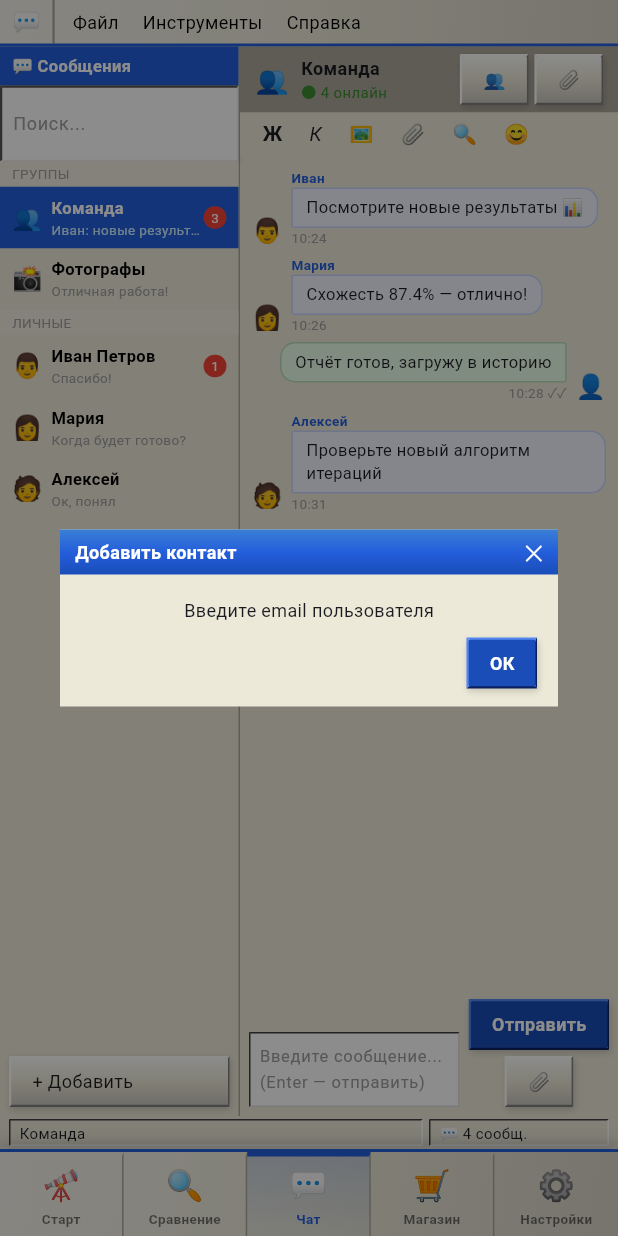
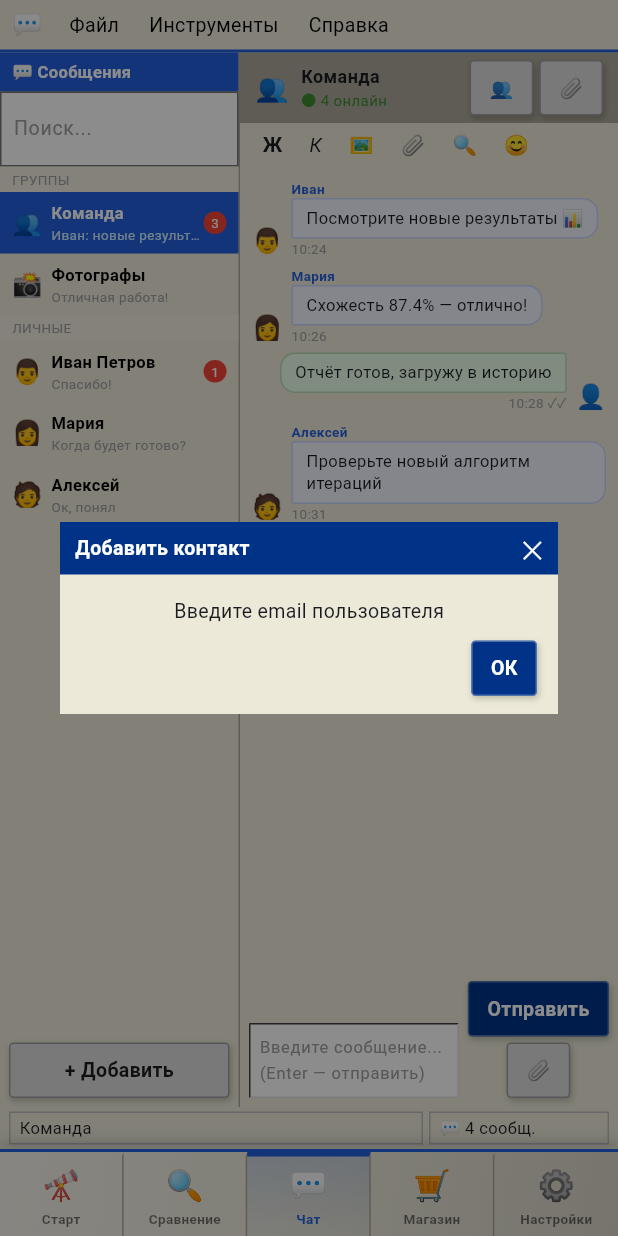
Before and after one commit to ppvesna/foto-compare, a Flutter app: the screen it shows after launch, item 3 of the bottom bar chosen, after a tap on "+ Добавить", on a phone screen of 412 x 824 dp. Run offline on Flutter 3.47's test engine with Material 3 defaults, Android fonts, the phone set to English and light mode, and no system bars; our stand-ins replace image_picker, sqflite, supabase_flutter; accounts and stored records are empty.

Commit message:
Simplify XpBtn to bare minimum — solid color + plain Text
No more gradients/RichText/shadows complexity. Primary=#003388,
danger=#880000, normal=#DDDDDD. Text 13px directly in Container.
Should be visible on any device.

https://claude.ai/code/session_01SYdGBKvBkUENM7TUXVJdMv

```diff
--- a/lib/widgets/xp_widgets.dart
+++ b/lib/widgets/xp_widgets.dart
@@ -22,43 +22,49 @@ class XpBtn extends StatelessWidget {
 
   @override
   Widget build(BuildContext context) {
-    // Solid colours for primary/danger — gradients caused invisible text on some devices
-    final Color bgColor = danger
-        ? const Color(0xFFB01010)
+    final Color bg = danger
+        ? const Color(0xFF880000)
         : primary
-            ? const Color(0xFF1A4DB8)
-            : Colors.transparent;
+            ? const Color(0xFF003388)
+            : const Color(0xFFDDDDDD);
+    final Color fg =
+        (primary || danger) ? Colors.white : Colors.black87;
 
     return GestureDetector(
       onTap: onPressed,
       child: Container(
         width: width,
-        padding: const EdgeInsets.symmetric(horizontal: 14, vertical: 7),
+        padding:
+            const EdgeInsets.symmetric(horizontal: 12, vertical: 8),
         decoration: BoxDecoration(
-          color: (primary || danger) ? bgColor : null,
-          gradient: (primary || danger) ? null : AppTheme.btnGrad,
+          color: bg,
           borderRadius: BorderRadius.circular(3),
-          boxShadow: onPressed != null ? AppTheme.shadowSubtle : null,
-          border: Border(
-            top:    BorderSide(color: (primary||danger) ? const Color(0xFF5588EE) : AppTheme.silverLight, width: 1.5),
-            left:   BorderSide(color: (primary||danger) ? const Color(0xFF5588EE) : AppTheme.silverLight, width: 1.5),
-            right:  BorderSide(color: (primary||danger) ? const Color(0xFF0A2060) : AppTheme.border),
-            bottom: BorderSide(color: (primary||danger) ? const Color(0xFF0A2060) : AppTheme.border, width: 1.5),
-          ),
+          border: Border.all(
+              color: (primary || danger)
+                  ? Colors.white30
+                  : Colors.grey.shade500),
+          boxShadow: const [
+            BoxShadow(
+                color: Color(0x33000000),
+                blurRadius: 3,
+                offset: Offset(1, 2)),
+          ],
         ),
         child: Row(
           mainAxisSize: MainAxisSize.min,
+          mainAxisAlignment: MainAxisAlignment.center,
           children: [
             if (icon != null) ...[
-              Icon(icon, size: 14, color: (primary || danger) ? Colors.white : Colors.black87),
-              const SizedBox(width: 4),
+              Icon(icon, size: 15, color: fg),
+              const SizedBox(width: 5),
             ],
             Text(
               label,
               style: TextStyle(
-                fontSize: 12,
-                color: (primary || danger) ? Colors.white : Colors.black87,
-                fontWeight: primary ? FontWeight.bold : FontWeight.normal,
+                color: fg,
+                fontSize: 13,
+                fontWeight: FontWeight.w600,
+                decoration: TextDecoration.none,
               ),
             ),
           ],
@@ -90,26 +96,26 @@ class XpInput extends StatelessWidget {
     return Container(
       decoration: BoxDecoration(
         color: Colors.white,
+        border: Border.all(color: Colors.grey.shade600),
         boxShadow: const [
-          BoxShadow(color: Color(0x18000000), blurRadius: 2, offset: Offset(1, 1)),
+          BoxShadow(
+              color: Color(0x18000000),
+              blurRadius: 2,
+              offset: Offset(1, 1)),
         ],
-        border: const Border(
-          top:    BorderSide(color: Color(0xFF555555), width: 1.5),
-          left:   BorderSide(color: Color(0xFF555555), width: 1.5),
-          right:  BorderSide(color: Color(0xFFEEEEEE)),
-          bottom: BorderSide(color: Color(0xFFEEEEEE)),
-        ),
       ),
       child: TextField(
         controller: controller,
         obscureText: obscure,
         keyboardType: keyboardType,
         onChanged: onChanged,
-        style: const TextStyle(fontSize: 12),
+        style: const TextStyle(fontSize: 13, color: Colors.black),
         decoration: InputDecoration(
           hintText: placeholder,
-          hintStyle: const TextStyle(fontSize: 12, color: Colors.grey),
-          contentPadding: const EdgeInsets.symmetric(horizontal: 7, vertical: 5),
+          hintStyle:
+              const TextStyle(fontSize: 13, color: Colors.grey),
+          contentPadding:
+              const EdgeInsets.symmetric(horizontal: 8, vertical: 6),
           border: InputBorder.none,
         ),
       ),
@@ -129,29 +135,27 @@ class XpGroup extends StatelessWidget {
     return Container(
       margin: const EdgeInsets.only(top: 14),
       decoration: BoxDecoration(
-        gradient: AppTheme.silverGrad,
+        color: AppTheme.silver,
+        border: Border.all(color: Colors.grey.shade400),
         boxShadow: AppTheme.shadowSubtle,
-        border: Border(
-          top:    const BorderSide(color: AppTheme.silverLight, width: 1.5),
-          left:   const BorderSide(color: AppTheme.silverLight, width: 1.5),
-          right:  BorderSide(color: AppTheme.silverDark),
-          bottom: BorderSide(color: AppTheme.silverDark),
-        ),
       ),
       child: Stack(
         clipBehavior: Clip.none,
         children: [
           Padding(
-            padding: const EdgeInsets.fromLTRB(10, 14, 10, 10),
+            padding: const EdgeInsets.fromLTRB(10, 16, 10, 10),
             child: child,
           ),
           Positioned(
-            top: -8, left: 8,
+            top: -9,
+            left: 8,
             child: Container(
-              decoration: const BoxDecoration(gradient: AppTheme.silverGrad),
-              padding: const EdgeInsets.symmetric(horizontal: 5, vertical: 1),
+              color: AppTheme.silver,
+              padding:
+                  const EdgeInsets.symmetric(horizontal: 5, vertical: 1),
               child: Text(label,
-                  style: const TextStyle(fontSize: 11, fontWeight: FontWeight.bold)),
+                  style: const TextStyle(
+                      fontSize: 12, fontWeight: FontWeight.bold)),
             ),
           ),
         ],
@@ -167,32 +171,43 @@ Future<void> xpDlg(BuildContext context, String title, String msg) {
     barrierColor: Colors.black45,
     builder: (_) => Dialog(
       backgroundColor: AppTheme.silver,
-      shape: const RoundedRectangleBorder(borderRadius: BorderRadius.zero),
+      shape: const RoundedRectangleBorder(
+          borderRadius: BorderRadius.zero),
       child: Column(
         mainAxisSize: MainAxisSize.min,
         children: [
           Container(
-            padding: const EdgeInsets.symmetric(horizontal: 10, vertical: 5),
-            decoration: const BoxDecoration(gradient: AppTheme.blueGrad),
+            padding:
+                const EdgeInsets.symmetric(horizontal: 10, vertical: 6),
+            color: const Color(0xFF003388),
             child: Row(children: [
-              Expanded(child: Text(title,
-                  style: const TextStyle(color: Colors.white,
-                      fontWeight: FontWeight.bold, fontSize: 12))),
+              Expanded(
+                  child: Text(title,
+                      style: const TextStyle(
+                          color: Colors.white,
+                          fontWeight: FontWeight.bold,
+                          fontSize: 13))),
               GestureDetector(
                 onTap: () => Navigator.pop(context),
                 child: const Text('✕',
-                    style: TextStyle(color: Colors.white, fontSize: 14)),
+                    style:
+                        TextStyle(color: Colors.white, fontSize: 16)),
               ),
             ]),
           ),
           Padding(
             padding: const EdgeInsets.fromLTRB(14, 14, 14, 8),
-            child: Text(msg, style: const TextStyle(fontSize: 12, height: 1.7)),
+            child: Text(msg,
+                style: const TextStyle(fontSize: 13, height: 1.7)),
           ),
           Padding(
             padding: const EdgeInsets.fromLTRB(14, 0, 14, 12),
-            child: Row(mainAxisAlignment: MainAxisAlignment.end, children: [
-              XpBtn(label: 'ОК', primary: true,
+            child: Row(
+                mainAxisAlignment: MainAxisAlignment.end,
+                children: [
+                  XpBtn(
+                      label: 'ОК',
+                      primary: true,
                       onPressed: () => Navigator.pop(context)),
                 ]),
           ),
@@ -202,41 +217,54 @@ Future<void> xpDlg(BuildContext context, String title, String msg) {
   );
 }
 
-Future<bool> xpConfirm(BuildContext context, String title, String msg) async {
+Future<bool> xpConfirm(
+    BuildContext context, String title, String msg) async {
   final result = await showDialog<bool>(
     context: context,
     barrierColor: Colors.black45,
     builder: (_) => Dialog(
       backgroundColor: AppTheme.silver,
-      shape: const RoundedRectangleBorder(borderRadius: BorderRadius.zero),
+      shape: const RoundedRectangleBorder(
+          borderRadius: BorderRadius.zero),
       child: Column(
         mainAxisSize: MainAxisSize.min,
         children: [
           Container(
-            padding: const EdgeInsets.symmetric(horizontal: 10, vertical: 5),
-            decoration: const BoxDecoration(gradient: AppTheme.blueGrad),
+            padding:
+                const EdgeInsets.symmetric(horizontal: 10, vertical: 6),
+            color: const Color(0xFF003388),
             child: Row(children: [
-              Expanded(child: Text(title,
-                  style: const TextStyle(color: Colors.white,
-                      fontWeight: FontWeight.bold, fontSize: 12))),
+              Expanded(
+                  child: Text(title,
+                      style: const TextStyle(
+                          color: Colors.white,
+                          fontWeight: FontWeight.bold,
+                          fontSize: 13))),
               GestureDetector(
                 onTap: () => Navigator.pop(context, false),
                 child: const Text('✕',
-                    style: TextStyle(color: Colors.white, fontSize: 14)),
+                    style:
+                        TextStyle(color: Colors.white, fontSize: 16)),
               ),
             ]),
           ),
           Padding(
             padding: const EdgeInsets.fromLTRB(14, 14, 14, 8),
-            child: Text(msg, style: const TextStyle(fontSize: 12, height: 1.7)),
+            child: Text(msg,
+                style: const TextStyle(fontSize: 13, height: 1.7)),
           ),
           Padding(
             padding: const EdgeInsets.fromLTRB(14, 0, 14, 12),
-            child: Row(mainAxisAlignment: MainAxisAlignment.end, children: [
-              XpBtn(label: 'Отмена',
+            child: Row(
+                mainAxisAlignment: MainAxisAlignment.end,
+                children: [
+                  XpBtn(
+                      label: 'Отмена',
                       onPressed: () => Navigator.pop(context, false)),
                   const SizedBox(width: 6),
-              XpBtn(label: 'Да', primary: true,
+                  XpBtn(
+                      label: 'Да',
+                      primary: true,
                       onPressed: () => Navigator.pop(context, true)),
                 ]),
           ),
@@ -271,10 +299,12 @@ class _XpMenuBarState extends State<XpMenuBar> {
   }
 
   void _openMenu(int i) {
-    if (_open == i) { _closeMenu(); return; }
+    if (_open == i) {
+      _closeMenu();
+      return;
+    }
     _closeMenu();
     setState(() => _open = i);
-
     final items = widget.menus[i].items;
     final overlay = Overlay.of(context);
 
@@ -302,32 +332,38 @@ class _XpMenuBarState extends State<XpMenuBar> {
                 crossAxisAlignment: CrossAxisAlignment.stretch,
                 children: items.map((item) {
                   if (item.separator) {
-                    return const Column(children: [
-                      Divider(height: 1, color: Color(0xFFACA899)),
-                      Divider(height: 1, color: Colors.white),
-                    ]);
+                    return const Divider(height: 1);
                   }
                   return GestureDetector(
-                    onTap: item.disabled ? null : () {
+                    onTap: item.disabled
+                        ? null
+                        : () {
                             _closeMenu();
                             item.onTap?.call();
                           },
                     child: Container(
-                      padding: const EdgeInsets.fromLTRB(10, 7, 16, 7),
+                      padding:
+                          const EdgeInsets.fromLTRB(10, 8, 16, 8),
                       color: Colors.transparent,
                       child: Row(children: [
                         if (item.icon != null) ...[
-                          Text(item.icon!, style: const TextStyle(fontSize: 12)),
+                          Text(item.icon!,
+                              style:
+                                  const TextStyle(fontSize: 13)),
                           const SizedBox(width: 6),
                         ],
                         Text(item.label,
                             style: TextStyle(
-                                fontSize: 12,
-                                color: item.disabled ? Colors.grey : Colors.black)),
+                                fontSize: 13,
+                                color: item.disabled
+                                    ? Colors.grey
+                                    : Colors.black)),
                         if (item.shortcut != null) ...[
                           const Spacer(),
                           Text(item.shortcut!,
-                              style: const TextStyle(fontSize: 10, color: Colors.grey)),
+                              style: const TextStyle(
+                                  fontSize: 11,
+                                  color: Colors.grey)),
                         ],
                       ]),
                     ),
@@ -362,25 +398,18 @@ class _XpMenuBarState extends State<XpMenuBar> {
   @override
   Widget build(BuildContext context) {
     return Container(
-      decoration: const BoxDecoration(
-        gradient: AppTheme.silverGrad,
-        boxShadow: [
-          BoxShadow(color: Color(0x20000000), blurRadius: 3, offset: Offset(0, 2)),
-        ],
-      ),
+      color: AppTheme.silver,
       child: Column(
         mainAxisSize: MainAxisSize.min,
         children: [
           Row(
             children: [
               Container(
-                padding: const EdgeInsets.symmetric(horizontal: 8, vertical: 4),
-                decoration: const BoxDecoration(
-                  border: Border(right: BorderSide(color: AppTheme.silverDark, width: 1.5)),
+                padding: const EdgeInsets.symmetric(
+                    horizontal: 8, vertical: 5),
+                child: Text(widget.icon,
+                    style: const TextStyle(fontSize: 16)),
               ),
-                child: Text(widget.icon, style: const TextStyle(fontSize: 15)),
-              ),
-              const SizedBox(width: 4),
               ...widget.menus.asMap().entries.map((e) {
                 final i = e.key;
                 final menu = e.value;
@@ -389,12 +418,17 @@ class _XpMenuBarState extends State<XpMenuBar> {
                   child: GestureDetector(
                     onTap: () => _openMenu(i),
                     child: Container(
-                      padding: const EdgeInsets.symmetric(horizontal: 8, vertical: 4),
-                      color: _open == i ? AppTheme.blue : Colors.transparent,
+                      padding: const EdgeInsets.symmetric(
+                          horizontal: 10, vertical: 5),
+                      color: _open == i
+                          ? const Color(0xFF003388)
+                          : Colors.transparent,
                       child: Text(menu.label,
                           style: TextStyle(
-                              fontSize: 12,
-                              color: _open == i ? Colors.white : Colors.black)),
+                              fontSize: 13,
+                              color: _open == i
+                                  ? Colors.white
+                                  : Colors.black)),
                     ),
                   ),
                 );
@@ -434,23 +468,22 @@ class XpMenuItem {
   static const XpMenuItem sep = XpMenuItem(label: '', separator: true);
 }
 
-
 // ── Схожесть бейдж ───────────────────────────────────
 class SimBadge extends StatelessWidget {
   final double value;
   final double fontSize;
 
-  const SimBadge({super.key, required this.value, this.fontSize = 12});
+  const SimBadge({super.key, required this.value, this.fontSize = 13});
 
   @override
   Widget build(BuildContext context) {
     final color = AppTheme.simColor(value);
     return Container(
-      padding: const EdgeInsets.symmetric(horizontal: 10, vertical: 2),
+      padding: const EdgeInsets.symmetric(horizontal: 10, vertical: 3),
       decoration: BoxDecoration(
-        color: color.withOpacity(0.1),
-        border: Border.all(color: color, width: 1),
-        borderRadius: BorderRadius.circular(2),
+        color: color.withOpacity(0.12),
+        border: Border.all(color: color, width: 1.5),
+        borderRadius: BorderRadius.circular(3),
       ),
       child: Text(
         '${value.toStringAsFixed(1)}%',
@@ -474,7 +507,7 @@ class XpStatusBar extends StatelessWidget {
   Widget build(BuildContext context) {
     return Container(
       color: AppTheme.silver,
-      padding: const EdgeInsets.symmetric(horizontal: 6, vertical: 2),
+      padding: const EdgeInsets.symmetric(horizontal: 6, vertical: 3),
       child: Row(children: [
         Expanded(child: _panel(left)),
         if (right != null) ...[
@@ -486,13 +519,11 @@ class XpStatusBar extends StatelessWidget {
   }
 
   Widget _panel(String t) => Container(
-    padding: const EdgeInsets.symmetric(horizontal: 6, vertical: 1),
-    decoration: const BoxDecoration(border: Border(
-      top:    BorderSide(color: Color(0xFF404040)),
-      left:   BorderSide(color: Color(0xFF404040)),
-      right:  BorderSide(color: Colors.white),
-      bottom: BorderSide(color: Colors.white),
-    )),
-    child: Text(t, style: const TextStyle(fontSize: 10)),
+        padding:
+            const EdgeInsets.symmetric(horizontal: 6, vertical: 2),
+        decoration: BoxDecoration(
+          border: Border.all(color: Colors.grey.shade400),
+        ),
+        child: Text(t, style: const TextStyle(fontSize: 11)),
       );
 }
```
Lines whose indentation alone changed are shown as unchanged.
